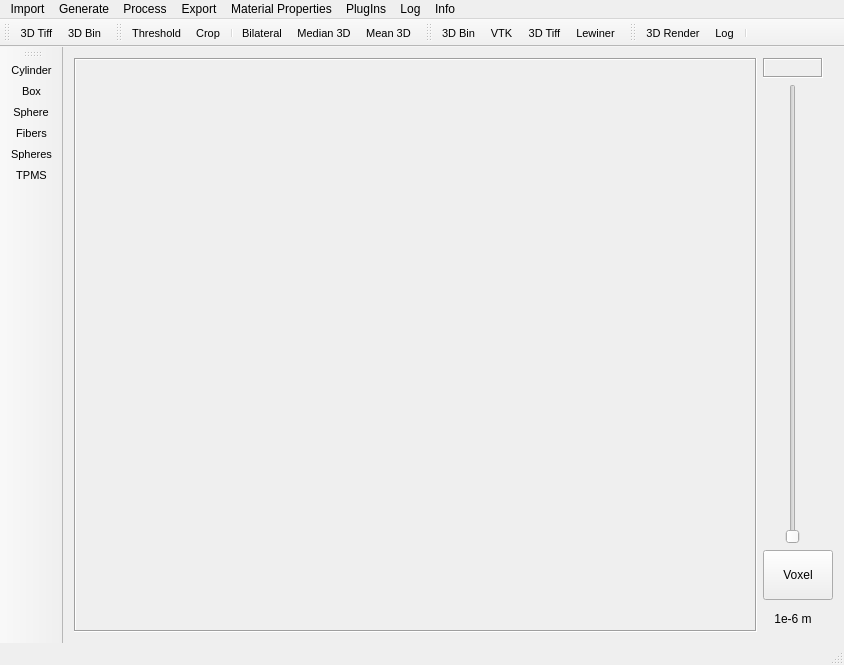
Qt form gui/src/mainwindow.ui (nasa/puma) before a commit.
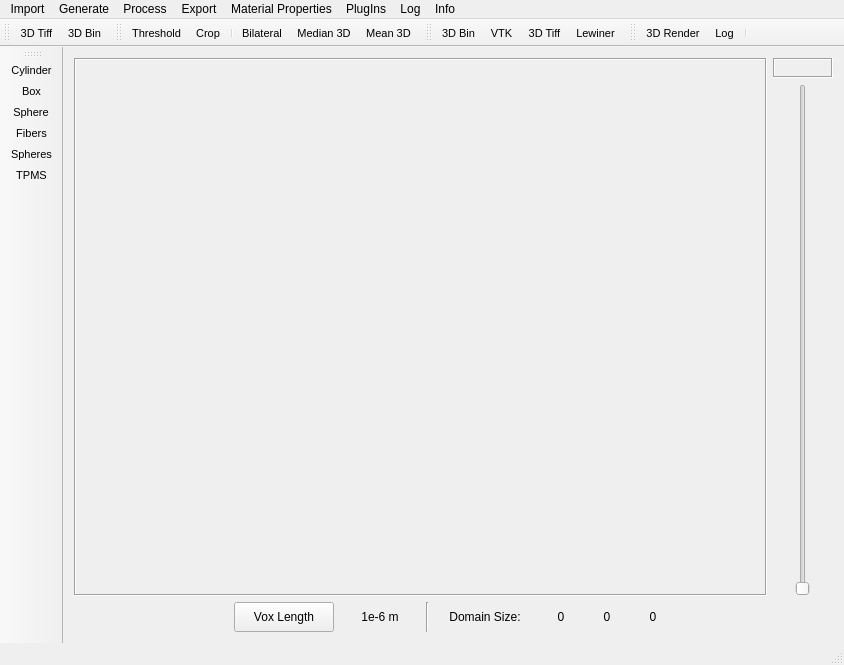
The same form after that commit. Icons and pictures are not drawn.

Commit message: Added a domain size label to the puma GUI

The edit to the form file:
```diff
--- a/gui/src/mainwindow.ui
+++ b/gui/src/mainwindow.ui
@@ -18,22 +18,22 @@
     <normaloff>:/extras/images/Logo_CircleNASA.png</normaloff>:/extras/images/Logo_CircleNASA.png</iconset>
   </property>
   <widget class="QWidget" name="centralWidget">
-   <layout class="QHBoxLayout" name="horizontalLayout">
+   <layout class="QVBoxLayout" name="verticalLayout_2">
     <item>
-     <widget class="QLabel" name="mainLabel">
-      <property name="frameShape">
-       <enum>QFrame::Box</enum>
-      </property>
-      <property name="frameShadow">
-       <enum>QFrame::Sunken</enum>
-      </property>
-      <property name="text">
-       <string/>
-      </property>
-     </widget>
-    </item>
-    <item>
-     <layout class="QVBoxLayout" name="verticalLayout_2">
+     <layout class="QHBoxLayout" name="horizontalLayout_2">
+      <item>
+       <widget class="QLabel" name="mainLabel">
+        <property name="frameShape">
+         <enum>QFrame::Box</enum>
+        </property>
+        <property name="frameShadow">
+         <enum>QFrame::Sunken</enum>
+        </property>
+        <property name="text">
+         <string/>
+        </property>
+       </widget>
+      </item>
       <item>
        <layout class="QVBoxLayout" name="verticalLayout">
         <property name="sizeConstraint">
@@ -82,22 +82,39 @@
         </item>
        </layout>
       </item>
+     </layout>
+    </item>
+    <item>
+     <layout class="QHBoxLayout" name="horizontalLayout">
+      <item>
+       <spacer name="horizontalSpacer">
+        <property name="orientation">
+         <enum>Qt::Horizontal</enum>
+        </property>
+        <property name="sizeHint" stdset="0">
+         <size>
+          <width>40</width>
+          <height>20</height>
+         </size>
+        </property>
+       </spacer>
+      </item>
       <item>
        <widget class="QPushButton" name="updateVoxelLength_Button">
         <property name="minimumSize">
          <size>
-          <width>70</width>
-          <height>50</height>
+          <width>100</width>
+          <height>30</height>
          </size>
         </property>
         <property name="maximumSize">
          <size>
-          <width>70</width>
-          <height>50</height>
+          <width>100</width>
+          <height>30</height>
          </size>
         </property>
         <property name="text">
-         <string>Voxel</string>
+         <string>Vox Length</string>
         </property>
        </widget>
       </item>
@@ -111,14 +128,14 @@
         </property>
         <property name="minimumSize">
          <size>
-          <width>60</width>
-          <height>26</height>
+          <width>80</width>
+          <height>30</height>
          </size>
         </property>
         <property name="maximumSize">
          <size>
-          <width>60</width>
-          <height>26</height>
+          <width>80</width>
+          <height>30</height>
          </size>
         </property>
         <property name="text">
@@ -129,6 +146,150 @@
         </property>
        </widget>
       </item>
+      <item>
+       <widget class="Line" name="line">
+        <property name="minimumSize">
+         <size>
+          <width>0</width>
+          <height>30</height>
+         </size>
+        </property>
+        <property name="maximumSize">
+         <size>
+          <width>16777215</width>
+          <height>30</height>
+         </size>
+        </property>
+        <property name="orientation">
+         <enum>Qt::Vertical</enum>
+        </property>
+       </widget>
+      </item>
+      <item>
+       <widget class="QLabel" name="size_label">
+        <property name="sizePolicy">
+         <sizepolicy hsizetype="Preferred" vsizetype="Preferred">
+          <horstretch>0</horstretch>
+          <verstretch>0</verstretch>
+         </sizepolicy>
+        </property>
+        <property name="minimumSize">
+         <size>
+          <width>100</width>
+          <height>30</height>
+         </size>
+        </property>
+        <property name="maximumSize">
+         <size>
+          <width>100</width>
+          <height>30</height>
+         </size>
+        </property>
+        <property name="text">
+         <string>Domain Size:</string>
+        </property>
+        <property name="alignment">
+         <set>Qt::AlignCenter</set>
+        </property>
+       </widget>
+      </item>
+      <item>
+       <widget class="QLabel" name="x_size">
+        <property name="sizePolicy">
+         <sizepolicy hsizetype="Preferred" vsizetype="Preferred">
+          <horstretch>0</horstretch>
+          <verstretch>0</verstretch>
+         </sizepolicy>
+        </property>
+        <property name="minimumSize">
+         <size>
+          <width>40</width>
+          <height>30</height>
+         </size>
+        </property>
+        <property name="maximumSize">
+         <size>
+          <width>40</width>
+          <height>30</height>
+         </size>
+        </property>
+        <property name="text">
+         <string>0</string>
+        </property>
+        <property name="alignment">
+         <set>Qt::AlignCenter</set>
+        </property>
+       </widget>
+      </item>
+      <item>
+       <widget class="QLabel" name="y_size">
+        <property name="sizePolicy">
+         <sizepolicy hsizetype="Preferred" vsizetype="Preferred">
+          <horstretch>0</horstretch>
+          <verstretch>0</verstretch>
+         </sizepolicy>
+        </property>
+        <property name="minimumSize">
+         <size>
+          <width>40</width>
+          <height>30</height>
+         </size>
+        </property>
+        <property name="maximumSize">
+         <size>
+          <width>40</width>
+          <height>30</height>
+         </size>
+        </property>
+        <property name="text">
+         <string>0</string>
+        </property>
+        <property name="alignment">
+         <set>Qt::AlignCenter</set>
+        </property>
+       </widget>
+      </item>
+      <item>
+       <widget class="QLabel" name="z_size">
+        <property name="sizePolicy">
+         <sizepolicy hsizetype="Preferred" vsizetype="Preferred">
+          <horstretch>0</horstretch>
+          <verstretch>0</verstretch>
+         </sizepolicy>
+        </property>
+        <property name="minimumSize">
+         <size>
+          <width>40</width>
+          <height>30</height>
+         </size>
+        </property>
+        <property name="maximumSize">
+         <size>
+          <width>40</width>
+          <height>30</height>
+         </size>
+        </property>
+        <property name="text">
+         <string>0</string>
+        </property>
+        <property name="alignment">
+         <set>Qt::AlignCenter</set>
+        </property>
+       </widget>
+      </item>
+      <item>
+       <spacer name="horizontalSpacer_2">
+        <property name="orientation">
+         <enum>Qt::Horizontal</enum>
+        </property>
+        <property name="sizeHint" stdset="0">
+         <size>
+          <width>40</width>
+          <height>20</height>
+         </size>
+        </property>
+       </spacer>
+      </item>
      </layout>
     </item>
    </layout>
```
The commit also changes 3 other files.
